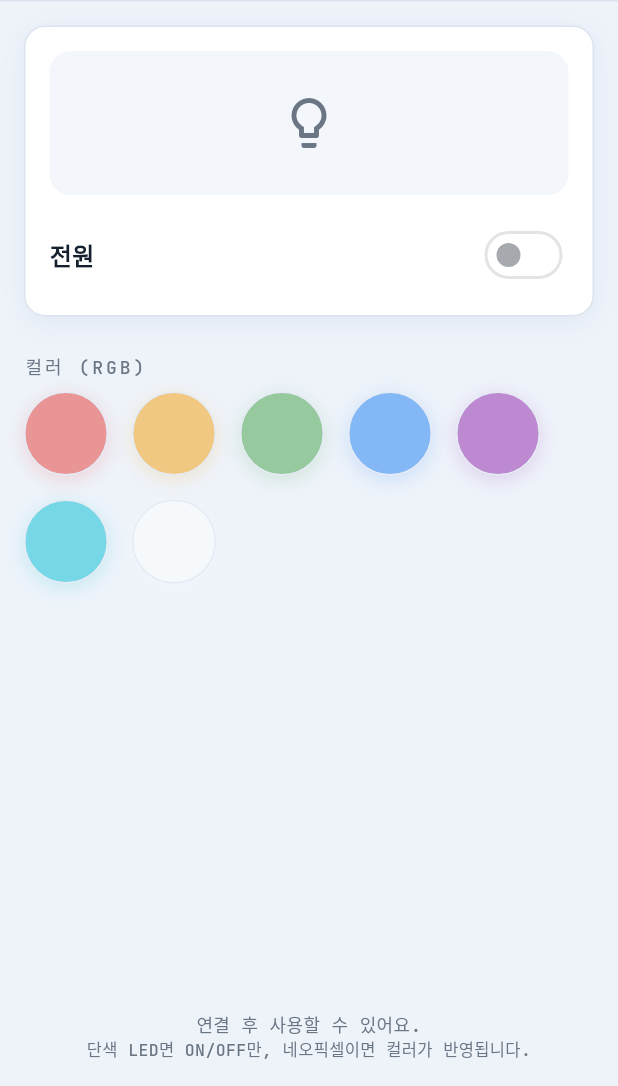
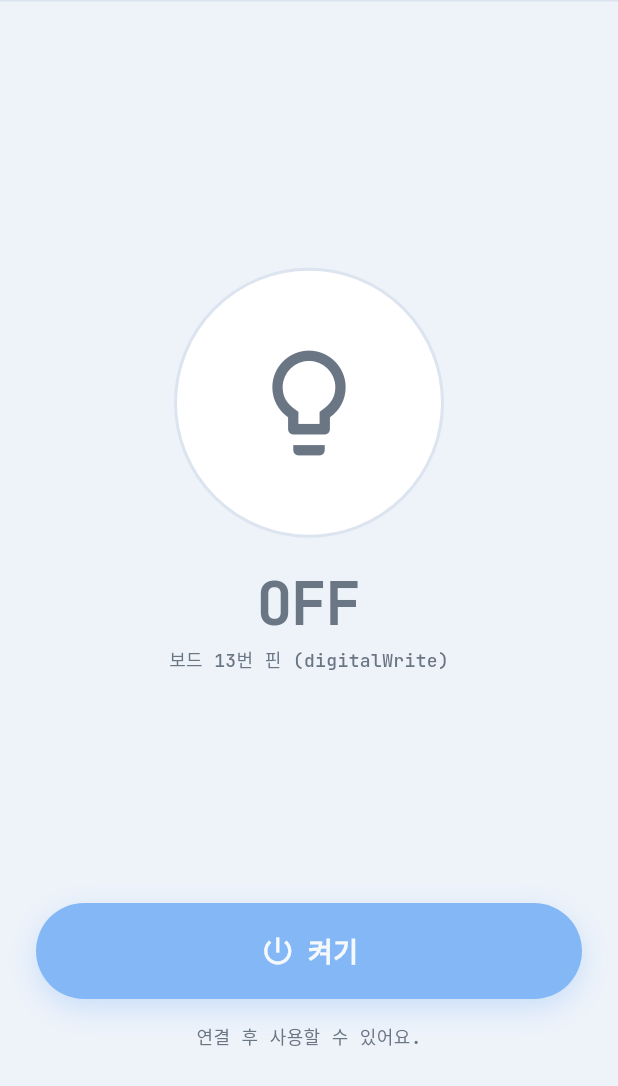
Before and after one commit to KwonJungHyeock/Eduino_BLE_App, a Flutter app: the ControllerMenuScreen screen opened by its route, after a tap on "LED 제어", on a phone screen of 412 x 824 dp, the part 150-1236 px from its top. Run offline on Flutter 3.47's test engine with Material 3 defaults, Android fonts, the phone set to English and light mode, and no system bars; our stand-ins replace flutter_blue_plus, flutter_bluetooth_serial, flutter_riverpod, go_router, google_fonts, permission_handler and 3 more; accounts and stored records are empty; Roboto replaces fonts that are missing (Pretendard).

Commit message:
refine: 조이스틱 슬라이더 1개로 정리, LED 13번핀 ON/OFF 단순화, 자율주행 개발예정으로 하단 이동
- 조이스틱: 오른쪽/하단 중복 속도 슬라이더 제거 → 하단 1개만, 레이아웃 정돈
- LED: 보드 13번 핀 ON/OFF 중심의 큰 토글 UI(RGB 스와치 제거)
- 컨트롤러 메뉴: 자율주행·실험을 '개발 예정' 배지로 하단 이동(비활성)
- 홈 컨트롤러 설명에서 자율주행 문구 제거, Gap.h12 토큰 추가

Co-Authored-By: Claude Opus 4.8 <noreply@anthropic.com>
Claude-Session: https://claude.ai/code/session_01F6h8JWUjo7BSTbVKrRKHxf

```diff
--- a/lib/app/theme.dart
+++ b/lib/app/theme.dart
@@ -33,6 +33,7 @@ abstract class Gap {
 
   static const SizedBox h4 = SizedBox(height: xs);
   static const SizedBox h8 = SizedBox(height: sm);
+  static const SizedBox h12 = SizedBox(height: 12);
   static const SizedBox h16 = SizedBox(height: md);
   static const SizedBox h24 = SizedBox(height: lg);
   static const SizedBox w8 = SizedBox(width: sm);
--- a/lib/features/controller/controller_menu_screen.dart
+++ b/lib/features/controller/controller_menu_screen.dart
@@ -52,17 +52,9 @@ class ControllerMenuScreen extends ConsumerWidget {
             ),
             Gap.h8,
             HomeMenuTile(
-              icon: Icons.auto_mode_outlined,
-              title: '자율주행 · 실험',
-              subtitle: '수동/자율 전환 · 센서 텔레메트리 · 실시간 튜닝',
-              accent: AppColors.accent,
-              onTap: () => context.push(Routes.auto),
-            ),
-            Gap.h8,
-            HomeMenuTile(
               icon: Icons.lightbulb_outline,
               title: 'LED 제어',
-              subtitle: 'ON/OFF · 프리셋 컬러(RGB)',
+              subtitle: '보드 13번 핀 ON/OFF',
               onTap: () => context.push(Routes.led),
             ),
             Gap.h8,
@@ -79,6 +71,19 @@ class ControllerMenuScreen extends ConsumerWidget {
               subtitle: '말로 명령 (전진·정지·좌/우 …)',
               onTap: () => context.push(Routes.voice),
             ),
+            Gap.h24,
+            Text('개발 예정',
+                style: AppType.mono(
+                    size: 12, color: AppColors.textMuted, letterSpacing: 2)),
+            Gap.h8,
+            HomeMenuTile(
+              icon: Icons.auto_mode_outlined,
+              title: '자율주행 · 실험',
+              subtitle: '모드 전환 · 센서 텔레메트리 · 실시간 튜닝',
+              enabled: false,
+              trailingBadge: '개발 예정',
+              onTap: () {},
+            ),
           ],
         ),
       ),
--- a/lib/features/home/home_screen.dart
+++ b/lib/features/home/home_screen.dart
@@ -72,7 +72,7 @@ class HomeScreen extends ConsumerWidget {
             _MenuTile(
               icon: Icons.sports_esports_outlined,
               title: '블루투스 컨트롤러',
-              subtitle: '조이스틱·방향·기울기·음성·LED·자율주행',
+              subtitle: '조이스틱 · 방향 · 기울기 · 음성 · LED',
               onTap: () => context.push(Routes.controller),
             ),
             Gap.h8,
--- a/lib/features/led/led_screen.dart
+++ b/lib/features/led/led_screen.dart
@@ -1,5 +1,5 @@
 // Author: eduino
-// LED 제어 (§5.5): ON/OFF + 프리셋 컬러(LED:r,g,b) + 밝기 표현. 게임패드 톤과 맞춘 라이트 UI.
+// LED 제어 (§5.5): 보드 13번 핀 ON/OFF (digitalWrite). 단순·명확한 큰 토글.
 
 import 'package:flutter/material.dart';
 import 'package:flutter/services.dart';
@@ -8,7 +8,6 @@ import 'package:flutter_riverpod/flutter_riverpod.dart';
 import '../../app/theme.dart';
 import '../../providers/bt_providers.dart';
 import '../../providers/car_controller.dart';
-import '../../widgets/surface_card.dart';
 
 class LedScreen extends ConsumerStatefulWidget {
   const LedScreen({super.key});
@@ -19,35 +18,11 @@ class LedScreen extends ConsumerStatefulWidget {
 
 class _LedScreenState extends ConsumerState<LedScreen> {
   bool _on = false;
-  Color _color = const Color(0xFF1C7DF3);
 
-  static const List<Color> _presets = [
-    Color(0xFFE53935), // red
-    Color(0xFFF59E0B), // amber
-    Color(0xFF43A047), // green
-    Color(0xFF1C7DF3), // blue
-    Color(0xFF8E24AA), // purple
-    Color(0xFF00BCD4), // cyan
-    Color(0xFFFFFFFF), // white
-  ];
-
-  void _toggle(bool v) {
-    HapticFeedback.selectionClick();
+  void _set(bool v) {
+    HapticFeedback.mediumImpact();
     setState(() => _on = v);
     ref.read(carControllerProvider).ledOnOff(v);
-  }
-
-  void _pick(Color c) {
-    HapticFeedback.selectionClick();
-    setState(() {
-      _color = c;
-      _on = true;
-    });
-    ref.read(carControllerProvider).ledRgb(
-          (c.r * 255).round(),
-          (c.g * 255).round(),
-          (c.b * 255).round(),
-        );
   }
 
   @override
@@ -56,79 +31,66 @@ class _LedScreenState extends ConsumerState<LedScreen> {
 
     return SafeArea(
       child: Padding(
-        padding: const EdgeInsets.all(Gap.md),
+        padding: const EdgeInsets.all(Gap.lg),
         child: Column(
           crossAxisAlignment: CrossAxisAlignment.stretch,
           children: [
-            // 현재 상태 프리뷰
-            SurfaceCard(
-              child: Column(
-                children: [
-                  Container(
-                    height: 96,
+            const Spacer(),
+            // 큰 전구 프리뷰
+            Center(
+              child: AnimatedContainer(
+                duration: const Duration(milliseconds: 200),
+                width: 180,
+                height: 180,
                 decoration: BoxDecoration(
-                      color: _on ? _color : AppColors.surfaceHigh,
-                      borderRadius: Radii.card,
+                  shape: BoxShape.circle,
+                  color: _on ? AppColors.warn : AppColors.surface,
+                  border: Border.all(
+                    color: _on ? AppColors.warn : AppColors.border,
+                    width: 2,
+                  ),
                   boxShadow: _on
                       ? [
                           BoxShadow(
-                                color: _color.withValues(alpha: 0.5),
-                                blurRadius: 28,
+                            color: AppColors.warn.withValues(alpha: 0.5),
+                            blurRadius: 48,
+                            spreadRadius: 4,
                           ),
                         ]
                       : null,
                 ),
-                    child: Center(
                 child: Icon(
                   _on ? Icons.lightbulb : Icons.lightbulb_outline,
+                  size: 84,
                   color: _on ? Colors.white : AppColors.textMuted,
-                        size: 40,
                 ),
               ),
             ),
-                  Gap.h16,
-                  Row(
-                    children: [
-                      Text('전원',
-                          style: const TextStyle(
-                              fontSize: 16, fontWeight: FontWeight.w700)),
-                      const Spacer(),
-                      Switch(
-                        value: _on,
-                        onChanged: connected ? _toggle : null,
-                      ),
-                    ],
-                  ),
-                ],
+            Gap.h24,
+            Center(
+              child: Text(
+                _on ? 'ON' : 'OFF',
+                style: AppType.instrument(
+                    size: 40, color: _on ? AppColors.warn : AppColors.textMuted),
               ),
             ),
-            Gap.h24,
-            Text('컬러 (RGB)',
-                style: AppType.mono(
-                    size: 12, color: AppColors.textMuted, letterSpacing: 2)),
             Gap.h8,
-            Wrap(
-              spacing: Gap.md,
-              runSpacing: Gap.md,
-              children: [
-                for (final c in _presets)
-                  _Swatch(
-                    color: c,
-                    selected: _on && _color.toARGB32() == c.toARGB32(),
-                    enabled: connected,
-                    onTap: () => _pick(c),
-                  ),
-              ],
+            Center(
+              child: Text('보드 13번 핀 (digitalWrite)',
+                  style: AppType.mono(size: 12, color: AppColors.textMuted)),
             ),
             const Spacer(),
+            // 큰 토글 버튼
+            _BigToggle(
+              on: _on,
+              enabled: connected,
+              onTap: () => _set(!_on),
+            ),
+            Gap.h16,
             if (!connected)
-              Text('연결 후 사용할 수 있어요.',
-                  textAlign: TextAlign.center,
+              Center(
+                child: Text('연결 후 사용할 수 있어요.',
                     style: AppType.mono(size: 12, color: AppColors.textMuted)),
-            Text(
-              '단색 LED면 ON/OFF만, 네오픽셀이면 컬러가 반영됩니다.',
-              textAlign: TextAlign.center,
-              style: AppType.mono(size: 11, color: AppColors.textMuted),
               ),
           ],
         ),
@@ -137,15 +99,13 @@ class _LedScreenState extends ConsumerState<LedScreen> {
   }
 }
 
-class _Swatch extends StatelessWidget {
-  const _Swatch({
-    required this.color,
-    required this.selected,
+class _BigToggle extends StatelessWidget {
+  const _BigToggle({
+    required this.on,
     required this.enabled,
     required this.onTap,
   });
-  final Color color;
-  final bool selected;
+  final bool on;
   final bool enabled;
   final VoidCallback onTap;
 
@@ -153,28 +113,36 @@ class _Swatch extends StatelessWidget {
   Widget build(BuildContext context) {
     return Opacity(
       opacity: enabled ? 1 : 0.5,
-      child: GestureDetector(
+      child: InkWell(
         onTap: enabled ? onTap : null,
+        borderRadius: Radii.pill,
         child: Container(
-          width: 56,
-          height: 56,
+          height: 64,
           decoration: BoxDecoration(
-            color: color,
-            shape: BoxShape.circle,
-            border: Border.all(
-              color: selected ? AppColors.signal : AppColors.border,
-              width: selected ? 3 : 1,
-            ),
+            color: on ? AppColors.accent : AppColors.signal,
+            borderRadius: Radii.pill,
             boxShadow: [
               BoxShadow(
-                  color: color.withValues(alpha: 0.35),
-                  blurRadius: 10,
-                  offset: const Offset(0, 3)),
+                color: (on ? AppColors.accent : AppColors.signal)
+                    .withValues(alpha: 0.35),
+                blurRadius: 16,
+                offset: const Offset(0, 6),
+              ),
             ],
           ),
-          child: selected
-              ? const Icon(Icons.check, color: Colors.white, size: 22)
-              : null,
+          child: Row(
+            mainAxisAlignment: MainAxisAlignment.center,
+            children: [
+              Icon(on ? Icons.power_settings_new : Icons.power_settings_new,
+                  color: Colors.white, size: 24),
+              Gap.w8,
+              Text(on ? '끄기' : '켜기',
+                  style: const TextStyle(
+                      color: Colors.white,
+                      fontSize: 18,
+                      fontWeight: FontWeight.w800)),
+            ],
+          ),
         ),
       ),
     );
```
Also changed, not shown: lib/features/joystick/joystick_screen.dart (+34 -72 lines). Lines whose indentation alone changed are shown as unchanged.
